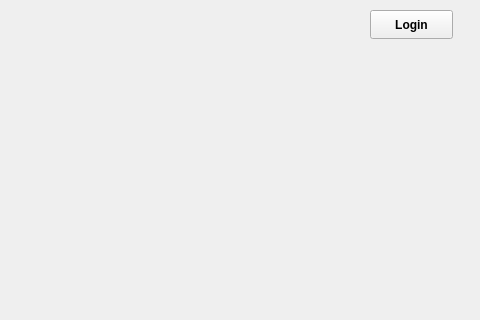
Qt form mainwindow.ui (satriaer77/pinjam-lab) before a commit; both pictures show x 320 to 800 and y 0 to 320 of the 800 by 600 pixel window.
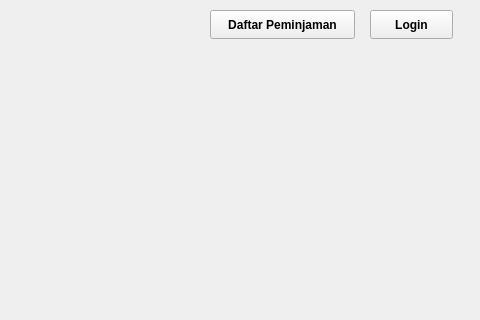
The same form after that commit.

Diff of the .ui file:
```diff
--- a/mainwindow.ui
+++ b/mainwindow.ui
@@ -32,6 +32,24 @@
      <string>Login</string>
     </property>
    </widget>
+   <widget class="QPushButton" name="peminjam">
+    <property name="geometry">
+     <rect>
+      <x>530</x>
+      <y>10</y>
+      <width>145</width>
+      <height>29</height>
+     </rect>
+    </property>
+    <property name="font">
+     <font>
+      <bold>true</bold>
+     </font>
+    </property>
+    <property name="text">
+     <string>Daftar Peminjaman</string>
+    </property>
+   </widget>
   </widget>
   <widget class="QMenuBar" name="menubar">
    <property name="geometry">
```
Left out of the diff: 2 changed lines with no effect on the pictures.
